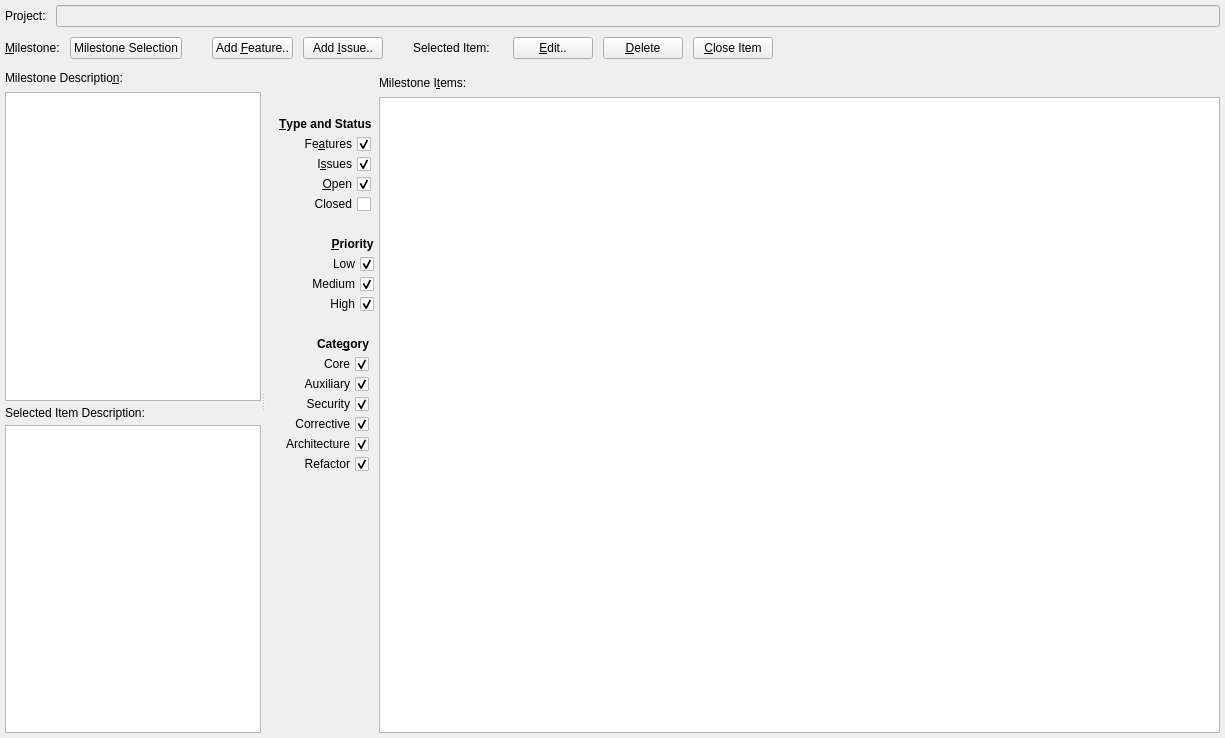
Qt form forms/roadmap.ui (skriticos/nelia1) before a commit.
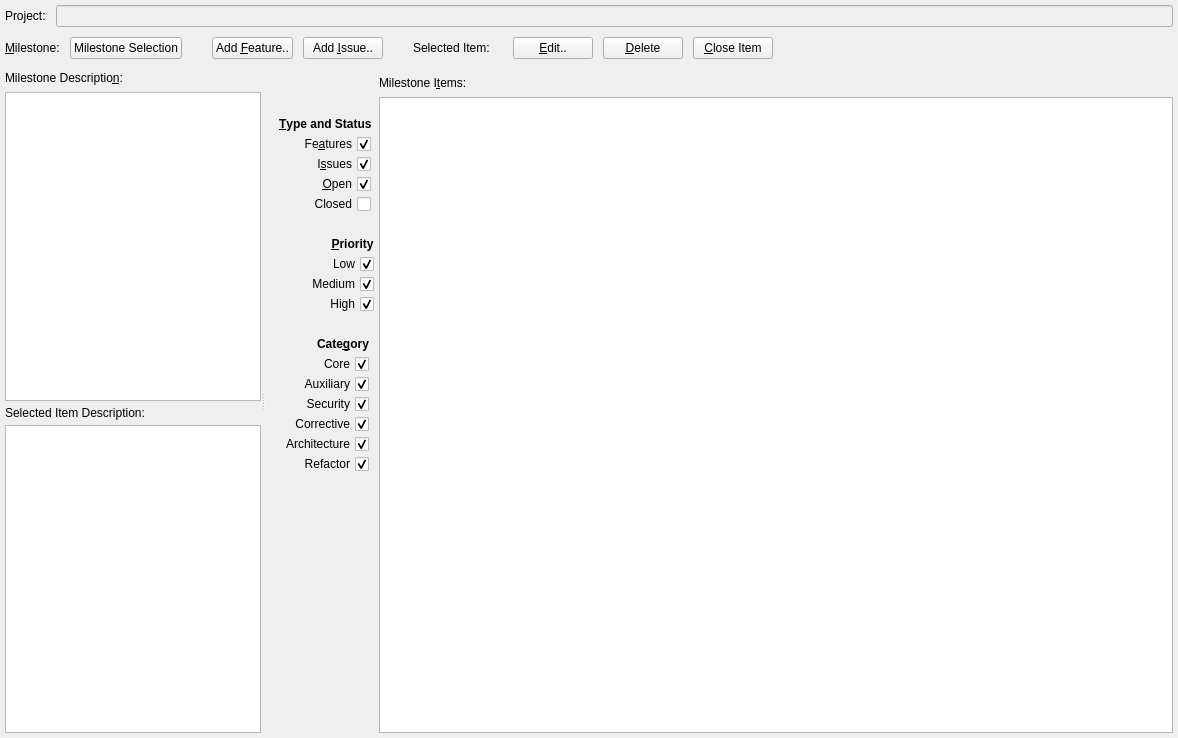
The same form after that commit.

Commit message: roadmap: moved alterating row def to xml

```diff
--- a/forms/roadmap.ui
+++ b/forms/roadmap.ui
@@ -6,7 +6,7 @@
    <rect>
     <x>0</x>
     <y>0</y>
-    <width>1225</width>
+    <width>1178</width>
     <height>738</height>
    </rect>
   </property>
@@ -280,6 +280,9 @@
             <property name="editTriggers">
              <set>QAbstractItemView::NoEditTriggers</set>
             </property>
+            <property name="alternatingRowColors">
+             <bool>true</bool>
+            </property>
             <property name="selectionMode">
              <enum>QAbstractItemView::SingleSelection</enum>
             </property>
```
The commit also changes 1 other file.
